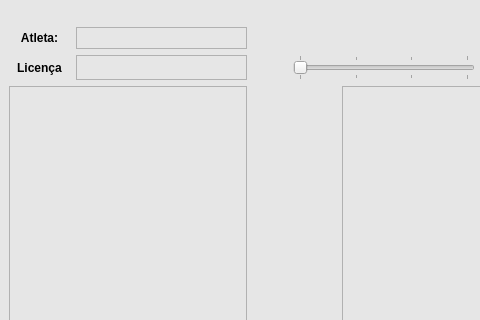
Old version of the form local_pc/gui/pistolwindow.ui in the repository xBogas/ES-SACA; both pictures show x 0 to 480 and y 0 to 320 of the 1271 by 666 pixel window.
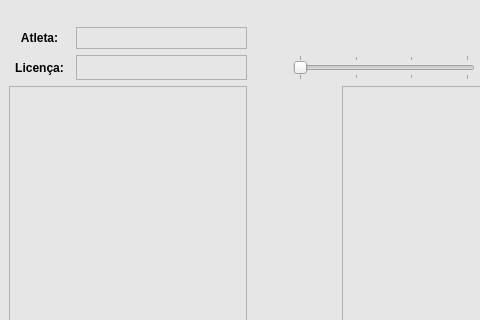
New version of the form. Icons and pictures are not drawn.

Commit message: changes in the name labels in local_pc pistol window

Diff of the .ui file:
```diff
--- a/local_pc/gui/pistolwindow.ui
+++ b/local_pc/gui/pistolwindow.ui
@@ -764,7 +764,7 @@
          </font>
         </property>
         <property name="text">
-         <string>Licença</string>
+         <string>Licença:</string>
         </property>
         <property name="alignment">
          <set>Qt::AlignCenter</set>
```
The commit also changes 1 other file.
